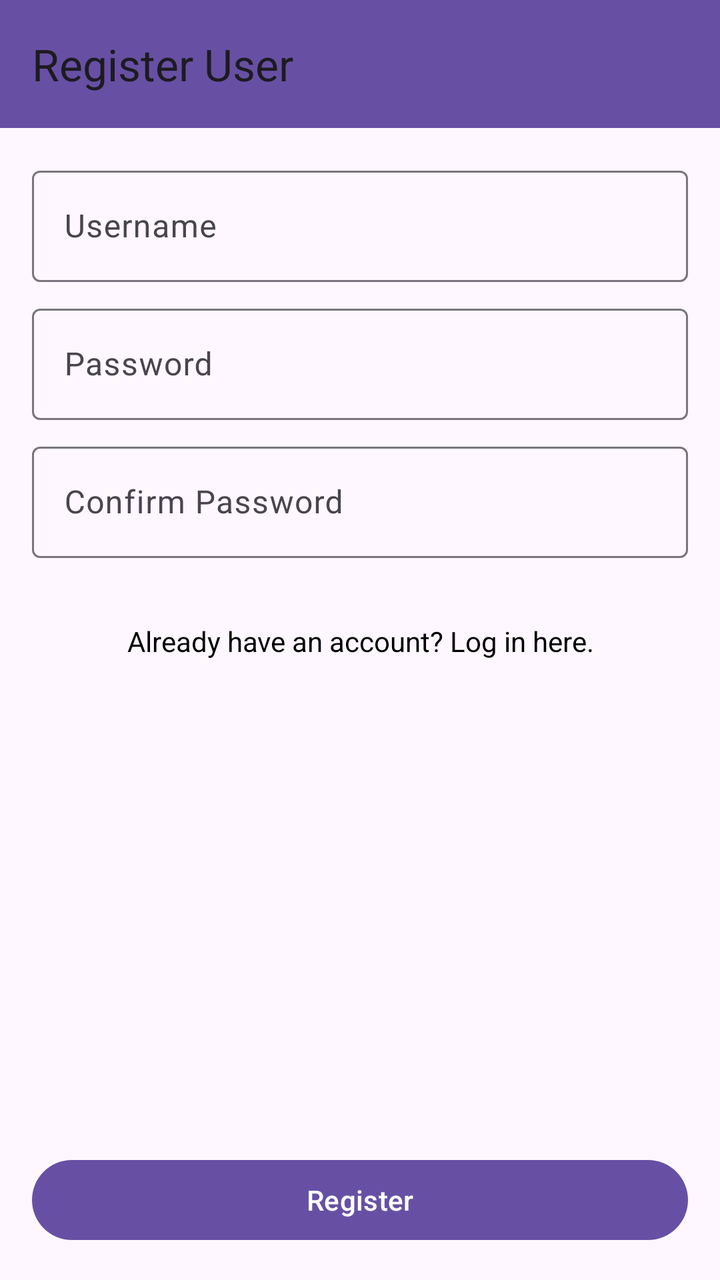
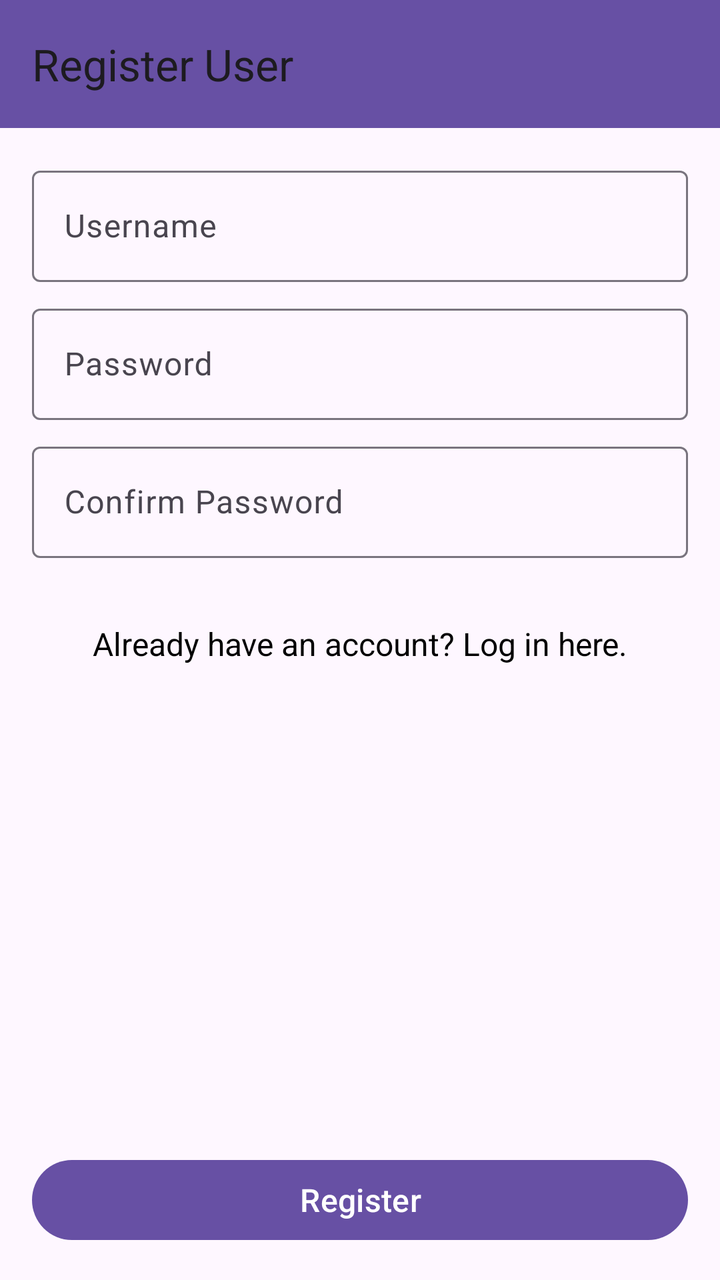

The first picture is an Android layout as it rendered before a commit; the second is the same layout after the commit. The layout source and the unified diff follow.
<!-- AndroidManifest.xml: application theme Theme.Frontend -->
<!-- res/layout/activity_register_form.xml -->
<?xml version="1.0" encoding="utf-8"?>
<androidx.constraintlayout.widget.ConstraintLayout xmlns:android="http://schemas.android.com/apk/res/android"
    xmlns:app="http://schemas.android.com/apk/res-auto"
    xmlns:tools="http://schemas.android.com/tools"
    android:id="@+id/main"
    android:layout_width="match_parent"
    android:layout_height="match_parent"
    tools:context=".RegisterActivity">

    <androidx.appcompat.widget.Toolbar
        android:id="@+id/registerForm_toolbar"
        android:layout_width="match_parent"
        android:layout_height="?attr/actionBarSize"
        android:background="?attr/colorPrimary"
        android:elevation="4dp"
        app:title="Register User"
        app:popupTheme="@style/ThemeOverlay.AppCompat.Light"
        app:layout_constraintTop_toTopOf="parent" />

    <LinearLayout
        android:id="@+id/registerForm_layout"
        android:layout_width="match_parent"
        android:layout_height="wrap_content"
        android:orientation="vertical"
        android:padding="16dp"
        app:layout_constraintTop_toBottomOf="@id/registerForm_toolbar"
        app:layout_constraintStart_toStartOf="parent"
        app:layout_constraintEnd_toEndOf="parent">

        <com.google.android.material.textfield.TextInputLayout
            android:layout_width="match_parent"
            android:layout_height="wrap_content"
            android:layout_marginBottom="8dp">

            <com.google.android.material.textfield.TextInputEditText
                android:id="@+id/form_register_username"
                android:layout_width="match_parent"
                android:layout_height="wrap_content"
                android:hint="@string/form_register_username" />
        </com.google.android.material.textfield.TextInputLayout>

        <com.google.android.material.textfield.TextInputLayout
            android:layout_width="match_parent"
            android:layout_height="wrap_content"
            android:layout_marginBottom="8dp">

            <com.google.android.material.textfield.TextInputEditText
                android:id="@+id/form_register_password"
                android:layout_width="match_parent"
                android:layout_height="wrap_content"
                android:inputType="textPassword"
                android:hint="@string/form_register_password" />
        </com.google.android.material.textfield.TextInputLayout>

        <com.google.android.material.textfield.TextInputLayout
            android:layout_width="match_parent"
            android:layout_height="wrap_content"
            android:layout_marginBottom="8dp">

            <com.google.android.material.textfield.TextInputEditText
                android:id="@+id/form_register_cpassword"
                android:layout_width="match_parent"
                android:layout_height="wrap_content"
                android:inputType="textPassword"
                android:hint="@string/form_register_cpassword" />
        </com.google.android.material.textfield.TextInputLayout>

        <TextView
            android:id="@+id/alreadyHaveAccount"
            android:layout_width="match_parent"
            android:layout_height="wrap_content"
            android:text="@string/already_have_an_account_log_in_here"
            android:textSize="14sp"
            android:gravity="center"
            android:layout_marginTop="24dp"
            android:textColor="@color/black"
            android:clickable="true"
            android:focusable="true" />

    </LinearLayout>

    <com.google.android.material.button.MaterialButton
        android:id="@+id/form_buttonRegisterUser"
        android:layout_width="match_parent"
        android:layout_height="wrap_content"
        android:text="@string/registerButton"
        android:layout_margin="16dp"
        app:layout_constraintBottom_toBottomOf="parent"
        app:layout_constraintStart_toStartOf="parent"
        app:layout_constraintEnd_toEndOf="parent" />

</androidx.constraintlayout.widget.ConstraintLayout>
<!-- resources referenced by this layout -->
<resources>
  <color name="black">#FF000000</color>
  <string name="already_have_an_account_log_in_here">Already have an account? Log in here.</string>
  <string name="form_register_cpassword">Confirm Password</string>
  <string name="form_register_password">Password</string>
  <string name="form_register_username">Username</string>
  <string name="registerButton">Register</string>
  <style name="Theme.Frontend" parent="Base.Theme.Frontend" />
  <style name="Base.Theme.Frontend" parent="Theme.Material3.DayNight.NoActionBar">
          
          
      </style>
</resources>

<!-- the commit's change to res/layout/activity_register_form.xml (unified diff, before → after) -->
@@ -70,7 +70,7 @@
             android:layout_width="match_parent"
             android:layout_height="wrap_content"
             android:text="@string/already_have_an_account_log_in_here"
-            android:textSize="14sp"
+            android:textSize="16sp"
             android:gravity="center"
             android:layout_marginTop="24dp"
             android:textColor="@color/black"
@@ -85,6 +85,7 @@
         android:layout_height="wrap_content"
         android:text="@string/registerButton"
         android:layout_margin="16dp"
+        android:textSize="16sp"
         app:layout_constraintBottom_toBottomOf="parent"
         app:layout_constraintStart_toStartOf="parent"
         app:layout_constraintEnd_toEndOf="parent" />
